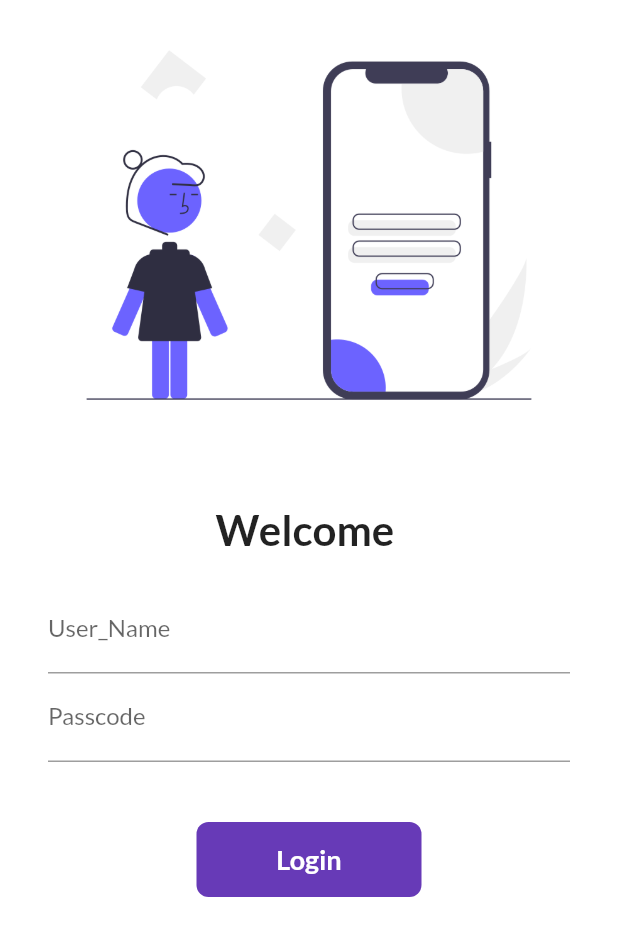
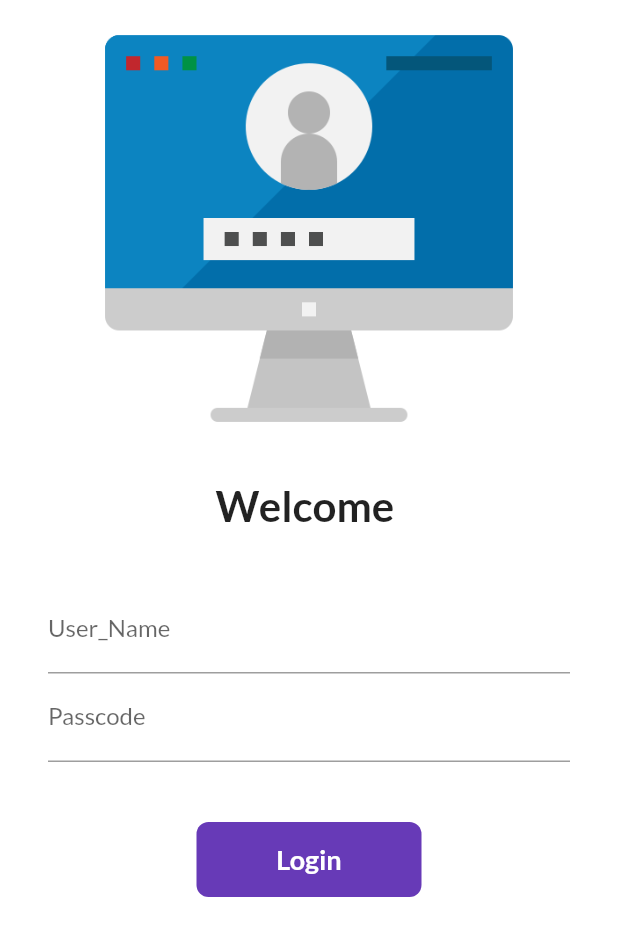
Before and after one commit to Ewaiskhan12/FlutterCourse, a Flutter app: the screen it shows after launch, on a phone screen of 412 x 824 dp. Shown: the top 936 px of the screen. Run offline on Flutter 3.47's test engine with Material 2 defaults, Android fonts, the phone set to English and light mode, and no system bars; our stand-ins replace google_fonts.

Commit message:
day8done

```diff
--- a/lib/pages/login_pg.dart
+++ b/lib/pages/login_pg.dart
@@ -9,24 +9,36 @@ class loginpg extends StatefulWidget {
 class _loginpgState extends State<loginpg> {
   String name = "";
   bool changebtn = false;
+  final _formkey = GlobalKey<FormState>();
+
+  moveTohome(BuildContext context) async {
+    if (_formkey.currentState!.validate()) {
+      setState(() {
+        changebtn = true;
+      });
+      await Future.delayed(Duration(seconds: 1));
+      await Navigator.pushNamed(context, MyRoutes.homeRoute);
+      setState(() {
+        changebtn = false;
+      });
+    }
+  }
+
   @override
   Widget build(BuildContext context) {
     return Material(
         color: Colors.white,
         child: SingleChildScrollView(
+          child: Form(
+            key: _formkey,
             child: Column(
               children: [
                 Image.asset(
-                "assets/img/login_img.png",
+                  "assets/img/login.png",
                   fit: BoxFit.cover,
                   height: 300,
                 ),
                 SizedBox(height: 20.0),
-              Padding(
-                padding: const EdgeInsets.symmetric(
-                    vertical: 16.0, horizontal: 32.0),
-                child: Column(
-                  children: [
                 Text(
                   "Welcome $name",
                   style: TextStyle(
@@ -35,33 +47,48 @@ class _loginpgState extends State<loginpg> {
                   ),
                 ),
                 SizedBox(height: 20.0),
-                    TextField(
+                Padding(
+                  padding: const EdgeInsets.symmetric(
+                      vertical: 16.0, horizontal: 32.0),
+                  child: Column(
+                    children: [
+                      TextFormField(
                         decoration: InputDecoration(
                           hintText: "Enter User_Name",
                           labelText: "User_Name",
                         ),
+                        validator: (value) {
+                          if (value!.isEmpty) {
+                            return "Username is required";
+                          }
+                          return null;
+                        },
                         onChanged: (value) {
                           name = value;
                           setState(() {});
                         },
                       ),
-                    TextField(
+                      TextFormField(
                         obscureText: true,
                         decoration: InputDecoration(
                           hintText: "Enter Password",
                           labelText: "Passcode",
                         ),
+                        validator: (value) {
+                          if (value!.isEmpty) {
+                            return "Pasword is required";
+                          } else if (value.length < 6) {
+                            return "[password length should be atleast 6]";
+                          }
+                          return null;
+                        },
                       ),
                       SizedBox(height: 40.0),
-
-                    InkWell(
-                      onTap: () async {
-                        setState(() {
-                          changebtn = true;
-                        });
-                        await Future.delayed(Duration(seconds: 1));
-                        Navigator.pushNamed(context, MyRoutes.homeRoute);
-                      },
+                      Material(
+                        color: Colors.deepPurple,
+                        borderRadius: BorderRadius.circular(changebtn ? 50 : 8),
+                        child: InkWell(
+                          onTap: () async => moveTohome(context),
                           child: AnimatedContainer(
                             duration: Duration(seconds: 1),
                             width: changebtn ? 50 : 150,
@@ -79,25 +106,15 @@ class _loginpgState extends State<loginpg> {
                                         fontWeight: FontWeight.bold,
                                         fontSize: 18),
                                   ),
-                        decoration: BoxDecoration(
-                          color: Colors.deepPurple,
-                          borderRadius:
-                              BorderRadius.circular(changebtn ? 50 : 8),
                           ),
                         ),
                       ),
-                    //  ElevatedButton(
-                    //    child: Text("LOGIN"),
-                    //    style: TextButton.styleFrom(minimumSize: Size(150, 40)),
-                    //     onPressed: () {
-                    //       Navigator.pushNamed(context, MyRoutes.homeRoute);
-                    //     },
-                    //   ),
                     ],
                   ),
                 )
               ],
             ),
+          ),
         ));
   }
 }
```
Also changed, not shown: assets/img/login.png (added). Lines whose indentation alone changed are shown as unchanged.
